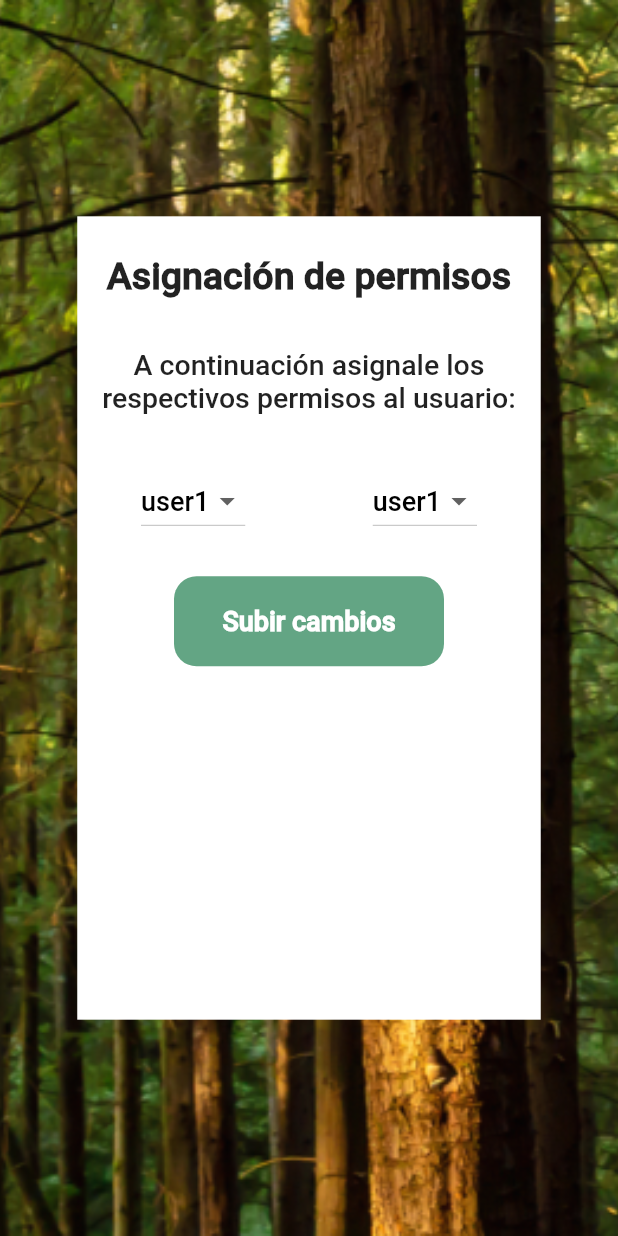
After one commit to EmmanuelChacon-ve/Jabes-flutter, a Flutter app: the AdmiRolPage screen opened by its route, on a phone screen of 412 x 824 dp. The commit adds this screen. Run offline on Flutter 3.47's test engine with Material 2 defaults, Android fonts, the phone set to English and light mode, and no system bars; our stand-ins replace fluttertoast, image_picker, lottie, shared_preferences, sn_progress_dialog; accounts and stored records are empty; Roboto replaces fonts that are missing (Nimbusans).

Commit message:
en el men se enceuntra la asignacion de permisos vista de front creada

```diff
--- a/lib/main.dart
+++ b/lib/main.dart
@@ -1,4 +1,5 @@
 import 'package:flutter/material.dart';
+import 'package:jabes/src/pages/admin/orders/list/admi_rol_page.dart';//mio
 import 'package:jabes/src/pages/admin/orders/list/admin_orders_list_page.dart';
 import 'package:jabes/src/pages/client/products/list/client_products_list_page.dart';
 import 'package:jabes/src/pages/client/products/list/update/client_update_page.dart';
@@ -33,8 +34,8 @@ class _MyWidgetState extends State<MyApp> {
         'client/products/list': (BuildContext context) => const ClientProductsListPage(),
         'client/update': (BuildContext context) => const ClientUpdatePage(),
         'org/orders/list': (BuildContext context) => const OrgOrdersListpage(),
-        'admin/orders/list': (BuildContext context) =>
-            const AdminOrdersListPage(),
+        'admin/orders/list': (BuildContext context) => const AdminOrdersListPage(),
+       'admin/orders/privileges': (BuildContext context) => const AdmiRolPage(), //constructor return
       },
       theme: ThemeData(
         fontFamily: 'Nimbusans',
--- a/lib/src/api/environment.dart
+++ b/lib/src/api/environment.dart
@@ -1,4 +1,4 @@
 class Environment {
-  static const String API_JABES = "192.168.0.111:3000";
+  static const String API_JABES = "192.168.0.104:3000";
   static const String API_KEY_MAPS = "TU_API_KEY";
 }
--- /dev/null
+++ b/lib/src/pages/admin/orders/list/admi_rol_controller.dart
@@ -0,0 +1,31 @@
+/*import 'package:flutter/material.dart';
+import '../../../../models/user.dart';
+import '../../../../utils/shared_pref.dart';
+
+class AdmiRolController {
+  late BuildContext context;
+  SharedPref _sharedPref = SharedPref();
+  GlobalKey<ScaffoldState> key = GlobalKey<ScaffoldState>();
+  Function? refresh;
+  User? user;
+
+  Future<void> init(BuildContext context, Function refresh) async {
+    this.context = context;
+    this.refresh = refresh;
+    final userData = await _sharedPref.read('user');
+    if (userData != null) {
+      user = User.fromJson(userData);
+    }
+    refresh();
+  }
+
+  void logout() {
+    _sharedPref.logout(context);
+  }
+
+  void openDrawer() {
+    key.currentState?.openDrawer();
+  }
+}
+
+*/
--- /dev/null
+++ b/lib/src/pages/admin/orders/list/admi_rol_page.dart
@@ -0,0 +1,219 @@
+import 'package:flutter/material.dart';
+import 'package:flutter/scheduler.dart';
+import 'package:jabes/src/utils/my_colors.dart';
+
+class AdmiRolPage extends StatelessWidget {
+  const AdmiRolPage({Key? key}) : super(key: key);
+
+  @override
+  Widget build(BuildContext context) {
+    return Scaffold(
+      body: PrincipalContainerAdmi(),
+    );
+  }
+}
+
+class PrincipalContainerAdmi extends StatelessWidget {
+  const PrincipalContainerAdmi({Key? key}) : super(key: key);
+
+  @override
+  Widget build(BuildContext context) {
+    return Container(
+      decoration: const BoxDecoration(
+        image: DecorationImage(
+          image: AssetImage('asset/img/imagenFondoAdmi.png'),
+          fit: BoxFit.cover,
+        ),
+      ),
+      child: Center(
+        child: Container(
+          width: MediaQuery.of(context).size.width * 0.75,
+          height: MediaQuery.of(context).size.height * 0.65,
+          color: Colors.white,
+          child: ContenidoPrincipal(),
+        ),
+      ),
+    );
+  }
+}
+
+class ContenidoPrincipal extends StatelessWidget {
+  const ContenidoPrincipal({
+    super.key,
+  });
+
+/*  @override
+  Widget build(BuildContext context) {
+    return Column(
+      crossAxisAlignment: CrossAxisAlignment.center,
+      mainAxisAlignment: MainAxisAlignment.spaceBetween,
+      children: [
+        Text(
+        'Asignación de permisos',
+        style: TextStyle(
+          fontSize: 25,
+          fontWeight: FontWeight.bold,
+        ),
+        ),
+     /*Container(
+          height: 60,
+          alignment: Alignment.center,
+          padding: const EdgeInsets.only(bottom:30.0),
+          child: const Text(
+            'A continuación asignale los permisos necesarios al usuario:',
+            textAlign: TextAlign.justify,
+            style: TextStyle(
+              fontSize: 17,
+              fontWeight: FontWeight.normal,
+            ),
+          ),
+        ),*/
+       SizedBox(
+        width: double.infinity,
+        height: 200,
+        child: Container(color: Colors.amber,),
+      ),
+        // const SizedBox(height: 20),
+        Column(
+          mainAxisAlignment: MainAxisAlignment.spaceEvenly,
+          crossAxisAlignment: CrossAxisAlignment.center,
+          children: [
+          ListaDesplegable(),
+         ListaDesplegable(),
+
+          ],
+        ),
+
+        //logica para crear un button
+         GreenContainer(
+              container: 'Guardar permisos',
+              width: 260,
+              height: 60,
+              padding: const EdgeInsets.all(8.0),
+              onPressed: () => print("holi")
+
+            ),
+      ],
+    );
+  }*/
+
+  @override
+  Widget build(BuildContext context) {
+    return Column(
+      children: [
+        Container(
+        height: 80,
+        child: const Row(mainAxisAlignment: MainAxisAlignment.center, crossAxisAlignment: CrossAxisAlignment.center,
+        children: [Text('Asignación de permisos',style:TextStyle(fontSize: 25,fontWeight: FontWeight.bold),
+        )
+        ],),
+        ),
+        Container(height: 60,
+        child: const Row(
+        mainAxisAlignment: MainAxisAlignment.center,
+        crossAxisAlignment: CrossAxisAlignment.center,
+        children: [
+          Expanded(
+          child: Text(
+        'A continuación asignale los respectivos permisos al usuario:',
+        style: TextStyle(fontSize: 19, fontWeight: FontWeight.w400),
+        textAlign: TextAlign.center,
+      ),
+    ),
+  ],
+),
+        ),
+        Container(height: 100,child: const Row(children: [ListaDesplegable(),ListaDesplegable()],mainAxisAlignment: MainAxisAlignment.spaceAround,),),
+        Align(
+          alignment: Alignment.bottomCenter,
+          child: GreenContainer(
+            container: 'Subir cambios',
+            width: 180,
+            height: 60,
+            onPressed: () => print('qlq2'),
+          ),
+    )],
+    );
+  }
+}
+
+class ListaDesplegable extends StatefulWidget {
+  const ListaDesplegable({Key? key}) : super(key: key);
+
+  @override
+  State<ListaDesplegable> createState() => _ListaDesplegableState();
+}
+
+class _ListaDesplegableState extends State<ListaDesplegable> {
+  var _valorActual = 'user1';
+
+  @override
+  Widget build(BuildContext context) {
+    return DropdownButton<String>(
+      value: _valorActual,
+      onChanged: (String? newValue) {
+        setState(() {
+          _valorActual = newValue!;
+        });
+      },
+      dropdownColor: const Color.fromRGBO(0, 108, 53, 0.61),
+      focusColor: Colors.transparent,
+      items: const <String>['user1', 'user2', 'user3', 'user4', 'user5']
+          .map<DropdownMenuItem<String>>((String value) {
+        return DropdownMenuItem<String>(
+          value: value,
+          child: Text(
+            value,
+            style: const TextStyle(
+                color: Color.fromARGB(255, 0, 0, 0), fontSize: 18),
+          ),
+        );
+      }).toList(),
+    );
+  }
+}
+
+
+  class GreenContainer extends StatelessWidget {
+  final String container;
+  final double? width;
+  final double? height;
+  //para manejar eventos onPressed
+  final VoidCallback? onPressed;
+
+  const GreenContainer(
+      {Key? key,
+      required this.container,
+      this.width,
+      this.height,
+      this.onPressed,})
+      : super(key: key);
+
+  @override
+  Widget build(BuildContext context) {
+    return Container(
+      width:
+          width, // Utiliza el width proporcionado o toma el ancho disponible si width es nulo
+      height:
+          height, // Utiliza el height proporcionado o toma el alto disponible si height es nulo
+      decoration: BoxDecoration(
+        color: const Color.fromRGBO(0, 108, 53, 0.61),
+        borderRadius: BorderRadius.circular(15),
+      ),
+      child: MaterialButton(
+        onPressed: onPressed, // Asignamos la función onPressed al botón
+        child: Align(
+          alignment: Alignment.center,
+          child: Text(
+            container,
+            style: const TextStyle(
+              fontSize: 18,
+              fontWeight: FontWeight.bold,
+              color: Colors.white,
+            ),
+          ),
+        ),
+      ),
+    );
+  }
+}
--- a/lib/src/pages/client/products/list/client_products_list_page.dart
+++ b/lib/src/pages/client/products/list/client_products_list_page.dart
@@ -110,6 +110,11 @@ class _ClientProductsListPageState extends State<ClientProductsListPage> {
             title: Text('Donar/Voluntariado'),
             trailing: Icon(Icons.volunteer_activism),
           ),
+           ListTile(
+            title:const Text('Permisos del Administrador'),
+            onTap: () => Navigator.pushNamed(context,'admin/orders/privileges'),
+            trailing: Icon(Icons.accessibility_new_rounded),
+          ),
           const ListTile(
             title: Text('Registro de donaciones'),
             trailing: Icon(Icons.picture_as_pdf),
--- a/lib/src/pages/client/products/list/update/client_update_page.dart
+++ b/lib/src/pages/client/products/list/update/client_update_page.dart
@@ -14,7 +14,8 @@ class ClientUpdatePage extends StatefulWidget {
 }
 
 class _ClientUpdatePageState extends State<ClientUpdatePage> {
-  final ClientUpdateController _con = ClientUpdateController();
+ final ClientUpdateController _con = ClientUpdateController();
+
   @override
 
   void initState() {
@@ -92,7 +93,6 @@ Widget build(BuildContext context) {
     );
   }
 
-
   Widget _iconback() {
     return IconButton(
         onPressed: _con.goTologinPage,
@@ -101,7 +101,6 @@ Widget build(BuildContext context) {
           color: Colors.white,
         ));
   }
-
 
 
   Widget _nombre() {
```
Also changed, not shown: asset/img/imagenFondoAdmi.png (added).
